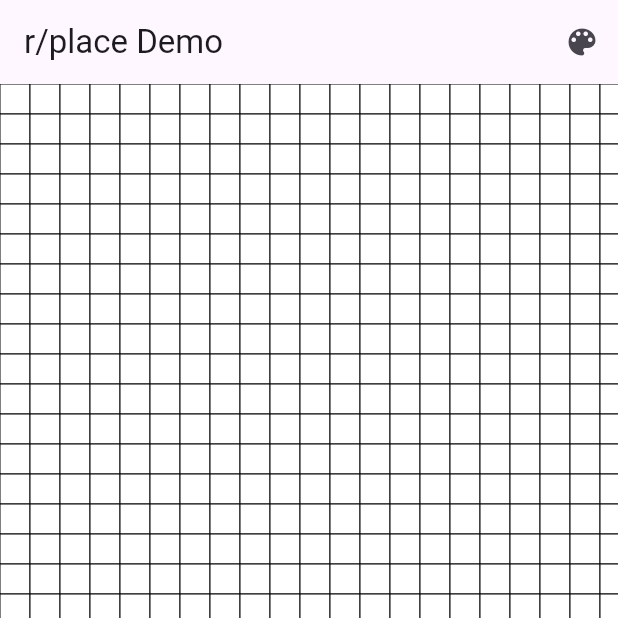
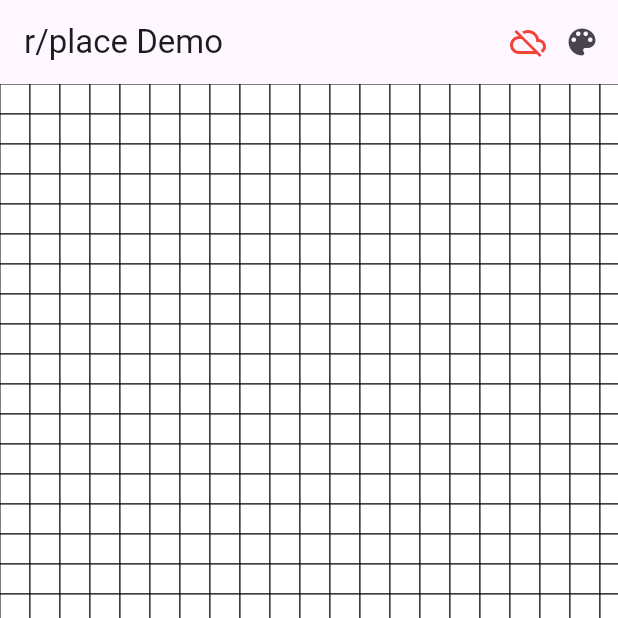
Before and after one commit to exaby73/flutterroadshow2024, a Flutter app: the screen it shows after launch, on a phone screen of 412 x 824 dp, the top half of it. Run offline on Flutter 3.47's test engine with Material 3 defaults, Android fonts, the phone set to English and light mode, and no system bars; our stand-ins replace envied, flutter_colorpicker; missing offline and left inert: backend, web_socket_client; generated files the repository leaves out were written again.

Commit message:
fix: Add check for isConnected before updating cell

```diff
--- a/apps/frontend/lib/widgets/paint_grid.dart
+++ b/apps/frontend/lib/widgets/paint_grid.dart
@@ -94,6 +94,7 @@ class _PlaceScreenState extends State<PlaceScreen> {
   }
 
   void onTapCell(int x, int y) {
+    if (!isConnected) return;
     int index = y * widget.gridSize + x;
     updateCell(index, selectedColor, updateSocket: true);
   }
@@ -104,6 +105,10 @@ class _PlaceScreenState extends State<PlaceScreen> {
       appBar: AppBar(
         title: const Text('r/place Demo'),
         actions: [
+          Icon(
+            isConnected ? Icons.cloud_done : Icons.cloud_off,
+            color: isConnected ? Colors.green : Colors.red,
+          ),
           IconButton(
             icon: const Icon(Icons.color_lens),
             onPressed: () async {
```
